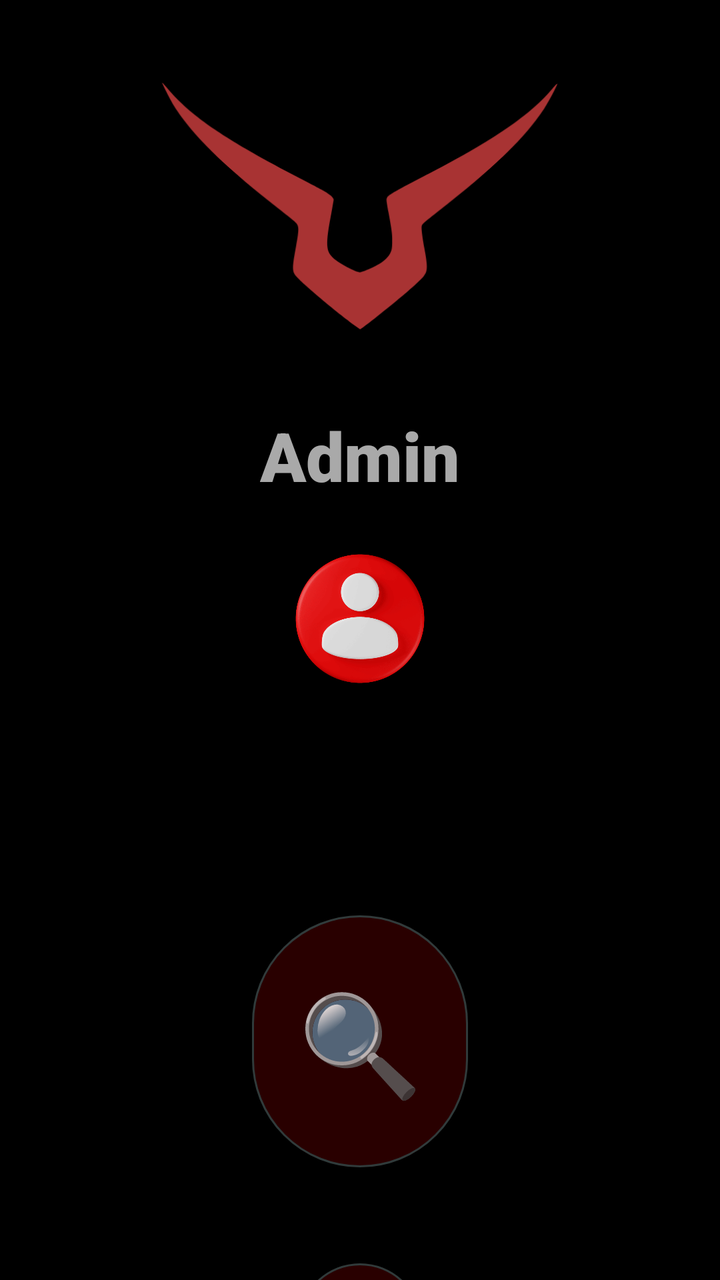
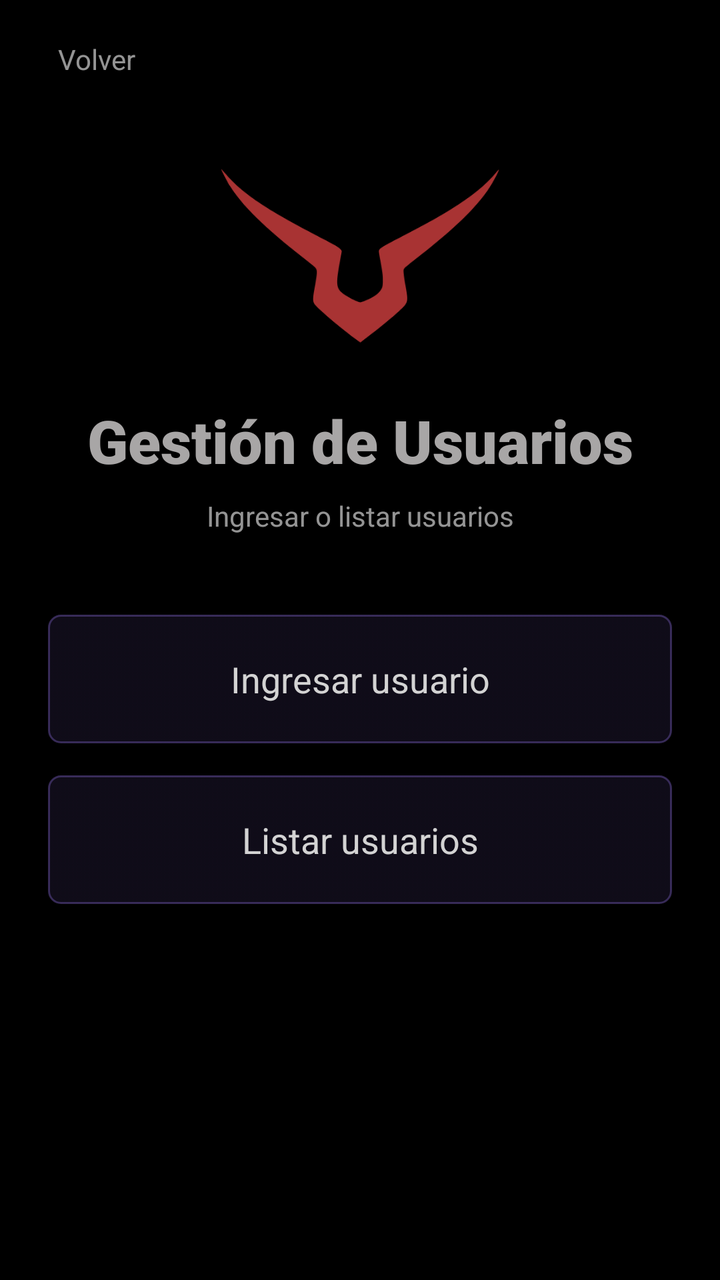

Two renders of the same Android screen: before a commit and after it. Below are the layout's source before the change and the commit's diff.
<!-- AndroidManifest.xml: application theme Theme.PROYECTOPENKA -->
<!-- res/layout/activity_user_menu.xml -->
<?xml version="1.0" encoding="utf-8"?>
<LinearLayout xmlns:android="http://schemas.android.com/apk/res/android"
    xmlns:app="http://schemas.android.com/apk/res-auto"
    android:id="@+id/main"
    android:layout_width="match_parent"
    android:layout_height="match_parent"
    android:gravity="center|top"
    android:orientation="vertical"
    android:padding="0sp">

    <ImageView
        android:id="@+id/imageView11"
        android:layout_width="341dp"
        android:layout_height="125dp"
        android:layout_marginTop="40dp"
        android:cropToPadding="false"
        app:layout_constraintEnd_toEndOf="parent"
        app:layout_constraintStart_toStartOf="parent"
        app:layout_constraintTop_toTopOf="parent"
        app:srcCompat="@drawable/logo" />

    <TextView
        android:id="@+id/user_menu_title"
        android:layout_width="wrap_content"
        android:layout_height="wrap_content"
        android:layout_marginTop="40sp"
        android:layout_marginBottom="20sp"
        android:fontFamily="sans-serif-black"
        android:text="Admin"
        android:textColor="#CCD3D3D3"
        android:textSize="34sp" />

    <ImageView
        android:id="@+id/imageView14"
        android:layout_width="184dp"
        android:layout_height="78dp"
        android:layout_marginBottom="0sp"
        app:srcCompat="@drawable/user" />

    <TextView
        android:id="@+id/user_menu_title2"
        android:layout_width="match_parent"
        android:layout_height="wrap_content"
        android:layout_marginTop="40sp"
        android:layout_marginBottom="20sp"
        android:fontFamily="sans-serif-condensed"
        android:textAlignment="center"
        android:textColor="#CCD3D3D3"
        android:textSize="34sp" />

    <Button
        android:id="@+id/btn_list_users"
        android:layout_width="108dp"
        android:layout_height="134dp"
        android:layout_marginBottom="40sp"
        android:backgroundTint="#26960000"
        android:fontFamily="sans-serif-medium"
        android:outlineProvider="none"
        android:text="🔍︎"
        android:textColor="#CCD3D3D3"
        android:textSize="50sp"
        app:strokeColor="#80397676"
        app:strokeWidth="1sp" />

    <Button
        android:id="@+id/btn_add_user"
        android:layout_width="62dp"
        android:layout_height="95dp"
        android:layout_marginBottom="20dp"
        android:backgroundTint="#26960000"
        android:fontFamily="sans-serif"
        android:paddingLeft="0sp"
        android:paddingTop="0sp"
        android:paddingRight="0sp"
        android:paddingBottom="0sp"
        android:text="+"
        android:textColor="#CCD3D3D3"
        android:textSize="55sp"
        app:strokeColor="#80397676"
        app:strokeWidth="1sp" />

</LinearLayout>
<!-- resources referenced by this layout -->
<resources>
  <!-- drawable user: png bitmap (drawable, 36081 bytes) -->
  <!-- unchanged entries left out for length: 4 -->
</resources>

<!-- the commit's change to res/layout/activity_user_menu.xml (unified diff, before → after) -->
@@ -1,82 +1,79 @@
 <?xml version="1.0" encoding="utf-8"?>
-<LinearLayout xmlns:android="http://schemas.android.com/apk/res/android"
+<androidx.constraintlayout.widget.ConstraintLayout xmlns:android="http://schemas.android.com/apk/res/android"
     xmlns:app="http://schemas.android.com/apk/res-auto"
     android:id="@+id/main"
     android:layout_width="match_parent"
-    android:layout_height="match_parent"
-    android:gravity="center|top"
-    android:orientation="vertical"
-    android:padding="0sp">
+    android:layout_height="match_parent">
+
+    <Button
+        android:id="@+id/btnbackusermenu"
+        style="@style/Boton.Volver"
+        android:layout_width="wrap_content"
+        android:layout_height="wrap_content"
+        android:layout_marginStart="8dp"
+        android:layout_marginTop="8dp"
+        android:text="Volver"
+        app:layout_constraintStart_toStartOf="parent"
+        app:layout_constraintTop_toTopOf="parent" />
 
     <ImageView
         android:id="@+id/imageView11"
-        android:layout_width="341dp"
-        android:layout_height="125dp"
-        android:layout_marginTop="40dp"
-        android:cropToPadding="false"
+        android:layout_width="140dp"
+        android:layout_height="105dp"
+        android:layout_marginTop="24dp"
         app:layout_constraintEnd_toEndOf="parent"
         app:layout_constraintStart_toStartOf="parent"
-        app:layout_constraintTop_toTopOf="parent"
+        app:layout_constraintTop_toBottomOf="@+id/btnbackusermenu"
         app:srcCompat="@drawable/logo" />
 
     <TextView
         android:id="@+id/user_menu_title"
+        style="@style/Titulo"
         android:layout_width="wrap_content"
         android:layout_height="wrap_content"
-        android:layout_marginTop="40sp"
-        android:layout_marginBottom="20sp"
-        android:fontFamily="sans-serif-black"
-        android:text="Admin"
-        android:textColor="#CCD3D3D3"
-        android:textSize="34sp" />
-
-    <ImageView
-        android:id="@+id/imageView14"
-        android:layout_width="184dp"
-        android:layout_height="78dp"
-        android:layout_marginBottom="0sp"
-        app:srcCompat="@drawable/user" />
+        android:layout_marginTop="20dp"
+        android:text="Gestión de Usuarios"
+        app:layout_constraintEnd_toEndOf="parent"
+        app:layout_constraintStart_toStartOf="parent"
+        app:layout_constraintTop_toBottomOf="@+id/imageView11" />
 
     <TextView
         android:id="@+id/user_menu_title2"
-        android:layout_width="match_parent"
+        style="@style/Pista"
+        android:layout_width="wrap_content"
         android:layout_height="wrap_content"
-        android:layout_marginTop="40sp"
-        android:layout_marginBottom="20sp"
-        android:fontFamily="sans-serif-condensed"
-        android:textAlignment="center"
-        android:textColor="#CCD3D3D3"
-        android:textSize="34sp" />
+        android:layout_marginTop="8dp"
+        android:text="Ingresar o listar usuarios"
+        app:layout_constraintEnd_toEndOf="parent"
+        app:layout_constraintStart_toStartOf="parent"
+        app:layout_constraintTop_toBottomOf="@+id/user_menu_title" />
+
+    <Button
+        android:id="@+id/btn_add_user"
+        style="@style/Boton"
+        android:layout_width="0dp"
+        android:layout_height="wrap_content"
+        android:layout_marginStart="24dp"
+        android:layout_marginEnd="24dp"
+        android:layout_marginTop="40dp"
+        android:text="Ingresar usuario"
+        app:layout_constraintEnd_toEndOf="parent"
+        app:layout_constraintStart_toStartOf="parent"
+        app:layout_constraintTop_toBottomOf="@+id/user_menu_title2" />
 
     <Button
         android:id="@+id/btn_list_users"
-        android:layout_width="108dp"
-        android:layout_height="134dp"
-        android:layout_marginBottom="40sp"
-        android:backgroundTint="#26960000"
-        android:fontFamily="sans-serif-medium"
-        android:outlineProvider="none"
-        android:text="🔍︎"
-        android:textColor="#CCD3D3D3"
-        android:textSize="50sp"
-        app:strokeColor="#80397676"
-        app:strokeWidth="1sp" />
+        style="@style/Boton"
+        android:layout_width="0dp"
+        android:layout_height="wrap_content"
+        android:layout_marginStart="24dp"
+        android:layout_marginEnd="24dp"
+        android:layout_marginTop="16dp"
+        android:drawableStart="@drawable/ic_buscar"
+        android:drawablePadding="10dp"
+        android:text="Listar usuarios"
+        app:layout_constraintEnd_toEndOf="parent"
+        app:layout_constraintStart_toStartOf="parent"
+        app:layout_constraintTop_toBottomOf="@+id/btn_add_user" />
 
-    <Button
-        android:id="@+id/btn_add_user"
-        android:layout_width="62dp"
-        android:layout_height="95dp"
-        android:layout_marginBottom="20dp"
-        android:backgroundTint="#26960000"
-        android:fontFamily="sans-serif"
-        android:paddingLeft="0sp"
-        android:paddingTop="0sp"
-        android:paddingRight="0sp"
-        android:paddingBottom="0sp"
-        android:text="+"
-        android:textColor="#CCD3D3D3"
-        android:textSize="55sp"
-        app:strokeColor="#80397676"
-        app:strokeWidth="1sp" />
-
-</LinearLayout>
+</androidx.constraintlayout.widget.ConstraintLayout>
<!-- resource entries referenced after the edit -->
@@ -1,6 +1,107 @@
 <!-- resources referenced by this layout -->
 <resources>
-  <!-- drawable user: png bitmap (drawable, 36081 bytes) -->
+  <!-- drawable ic_buscar (drawable) -->
+  <?xml version="1.0" encoding="utf-8"?>
+  <vector xmlns:android="http://schemas.android.com/apk/res/android"
+      android:width="44dp"
+      android:height="44dp"
+      android:viewportWidth="24"
+      android:viewportHeight="24">
+      <path
+          android:fillColor="#FFD3D3D3"
+          android:pathData="M15.5,14h-0.79l-0.28,-0.27C15.41,12.59 16,11.11 16,9.5 16,5.91 13.09,3 9.5,3S3,5.91 3,9.5 5.91,16 9.5,16c1.61,0 3.09,-0.59 4.23,-1.57l0.27,0.28v0.79l5,4.99L20.49,19l-4.99,-5zM9.5,14C7.01,14 5,11.99 5,9.5S7.01,5 9.5,5 14,7.01 14,9.5 11.99,14 9.5,14z" />
+  </vector>
+  <style name="Boton" parent="Widget.AppCompat.Button.Borderless">
+          <item name="android:background">@drawable/fondo_boton</item>
+          <item name="android:textColor">@color/texto_boton</item>
+          <item name="android:textAllCaps">false</item>
+          <item name="android:fontFamily">sans-serif</item>
+          <item name="android:textSize">18sp</item>
+          <item name="android:minHeight">56dp</item>
+          <item name="android:paddingStart">24dp</item>
+          <item name="android:paddingEnd">24dp</item>
+          <item name="android:paddingTop">16dp</item>
+          <item name="android:paddingBottom">16dp</item>
+      </style>
+  <style name="Boton.Volver">
+          <item name="android:background">@drawable/fondo_boton_plano</item>
+          <item name="android:textColor">@color/texto_pista</item>
+          <item name="android:textSize">14sp</item>
+          <item name="android:minHeight">40dp</item>
+          <item name="android:paddingStart">8dp</item>
+          <item name="android:paddingEnd">16dp</item>
+          <item name="android:paddingTop">8dp</item>
+          <item name="android:paddingBottom">8dp</item>
+          <item name="android:drawableStart">@drawable/ic_volver</item>
+          <item name="android:drawablePadding">6dp</item>
+      </style>
+  <style name="Pista">
+          <item name="android:fontFamily">sans-serif</item>
+          <item name="android:textColor">@color/texto_pista</item>
+          <item name="android:textSize">14sp</item>
+          <item name="android:textAlignment">center</item>
+      </style>
+  <style name="Titulo">
+          <item name="android:fontFamily">sans-serif-black</item>
+          <item name="android:textColor">@color/texto_titulo</item>
+          <item name="android:textSize">30sp</item>
+          <item name="android:textAlignment">center</item>
+      </style>
+  <!-- drawable fondo_boton (drawable) -->
+  <?xml version="1.0" encoding="utf-8"?>
+  <selector xmlns:android="http://schemas.android.com/apk/res/android">
+      <item android:state_enabled="false">
+          <shape android:shape="rectangle">
+              <solid android:color="#0F960000" />
+              <stroke android:width="1dp" android:color="#33D3D3D3" />
+              <corners android:radius="6dp" />
+          </shape>
+      </item>
+      <item android:state_pressed="true">
+          <shape android:shape="rectangle">
+              <solid android:color="#66960000" />
+              <stroke android:width="1dp" android:color="@color/borde" />
+              <corners android:radius="6dp" />
+          </shape>
+      </item>
+      <item>
+          <shape android:shape="rectangle">
+              <solid android:color="#26960000" />
+              <stroke android:width="1dp" android:color="@color/borde" />
+              <corners android:radius="6dp" />
+          </shape>
+      </item>
+  </selector>
+  <!-- drawable fondo_boton_plano (drawable) -->
+  <?xml version="1.0" encoding="utf-8"?>
+  <selector xmlns:android="http://schemas.android.com/apk/res/android">
+      <item android:state_pressed="true">
+          <shape android:shape="rectangle">
+              <solid android:color="#26FFFFFF" />
+              <corners android:radius="6dp" />
+          </shape>
+      </item>
+      <item>
+          <shape android:shape="rectangle">
+              <solid android:color="#00000000" />
+              <corners android:radius="6dp" />
+          </shape>
+      </item>
+  </selector>
+  <color name="texto_pista">#B3D3D3D3</color>
+  <!-- drawable ic_volver (drawable) -->
+  <?xml version="1.0" encoding="utf-8"?>
+  <vector xmlns:android="http://schemas.android.com/apk/res/android"
+      android:width="20dp"
+      android:height="20dp"
+      android:viewportWidth="24"
+      android:viewportHeight="24">
+      <path
+          android:fillColor="#FFD3D3D3"
+          android:pathData="M15.41,7.41L14,6l-6,6 6,6 1.41,-1.41L10.83,12z" />
+  </vector>
+  <color name="texto_titulo">#FFA8A6A6</color>
+  <color name="borde">#80397676</color>
   <!-- unchanged entries left out for length: 4 -->
 </resources>
 
